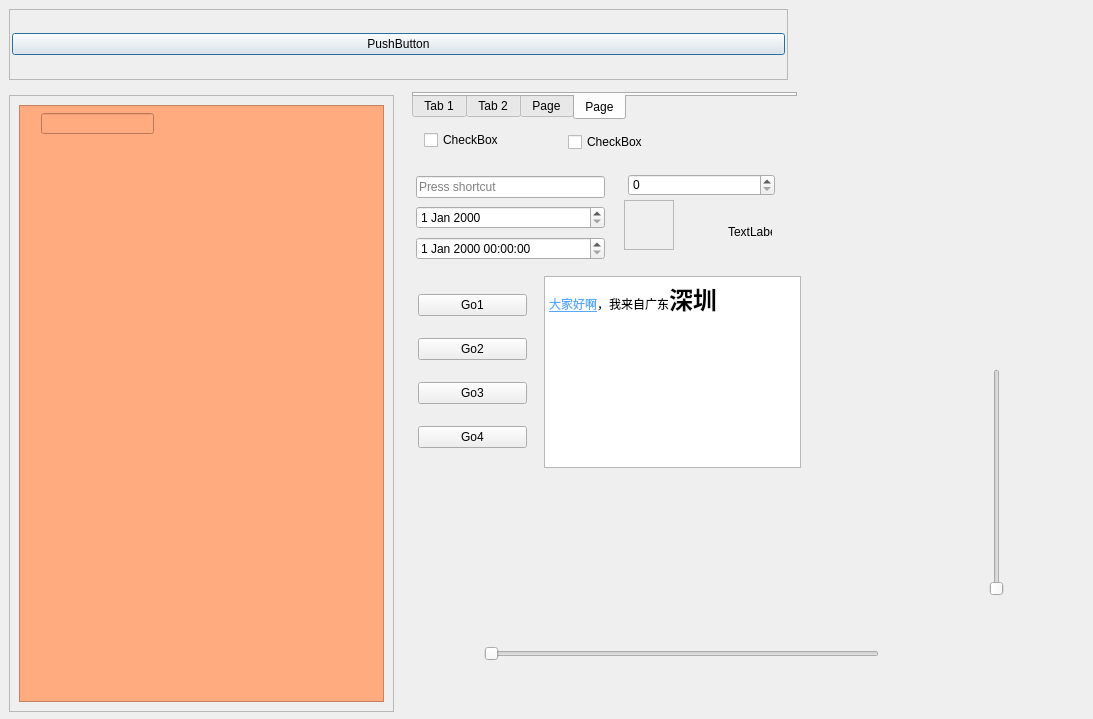
Before: the Qt Designer form DialogScrollTest.ui in wlffeng2008/SimpleTest, drawn with Qt 5.
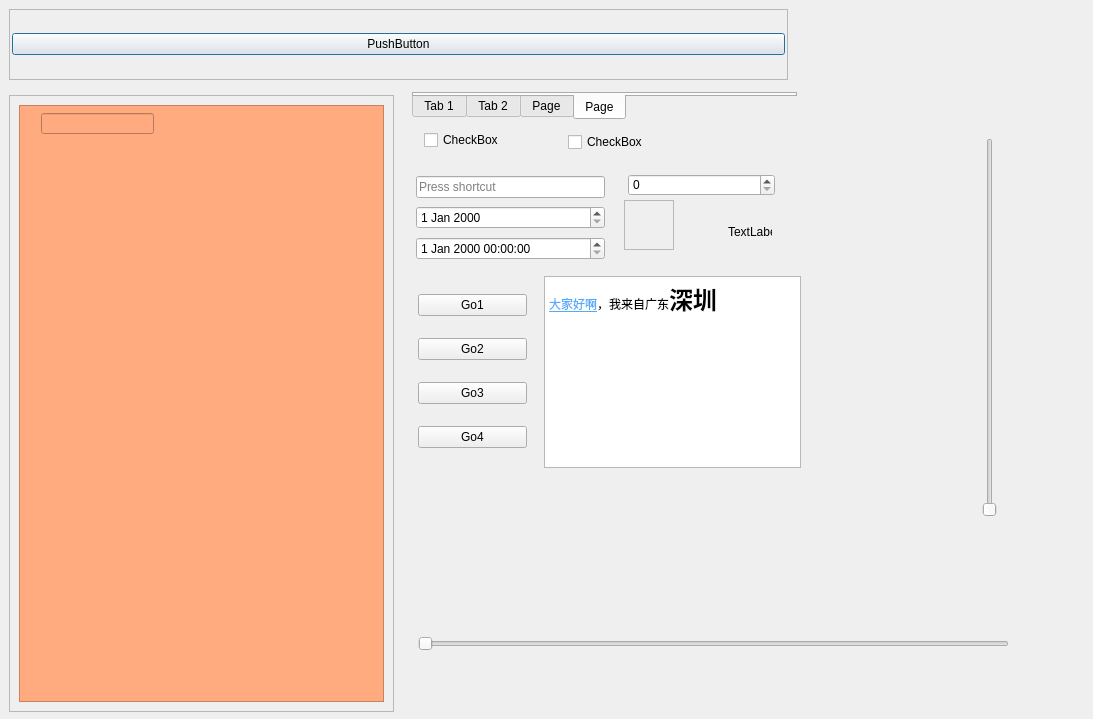
After: the same form once the commit is applied. Icons and pictures are not drawn. Custom widgets are drawn as their Qt base class.

```diff
--- a/DialogScrollTest.ui
+++ b/DialogScrollTest.ui
@@ -383,10 +383,10 @@
   <widget class="CapsuleSlider" name="verticalSlider">
    <property name="geometry">
     <rect>
-     <x>986</x>
-     <y>369</y>
-     <width>22</width>
-     <height>227</height>
+     <x>978</x>
+     <y>138</y>
+     <width>24</width>
+     <height>379</height>
     </rect>
    </property>
    <property name="orientation">
@@ -396,12 +396,24 @@
   <widget class="CapsuleSlider" name="horizontalSlider">
    <property name="geometry">
     <rect>
-     <x>484</x>
-     <y>636</y>
-     <width>395</width>
-     <height>35</height>
+     <x>418</x>
+     <y>632</y>
+     <width>591</width>
+     <height>24</height>
     </rect>
    </property>
+   <property name="minimumSize">
+    <size>
+     <width>0</width>
+     <height>24</height>
+    </size>
+   </property>
+   <property name="maximumSize">
+    <size>
+     <width>16777215</width>
+     <height>24</height>
+    </size>
+   </property>
    <property name="orientation">
     <enum>Qt::Orientation::Horizontal</enum>
    </property>
```
